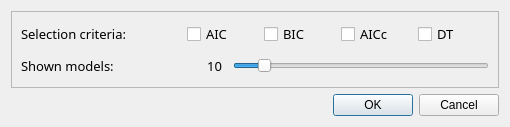
First picture: the form in src/gui/resultsexportdialog.ui, repository ddarriba/modeltest, before the edit.
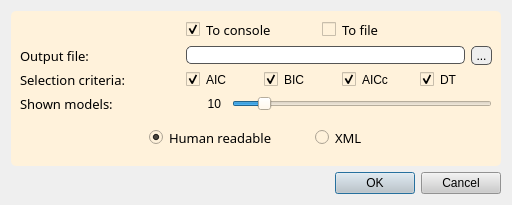
Second picture: the form after the edit.

Commit message: updated results export dialog

```diff
--- a/src/gui/resultsexportdialog.ui
+++ b/src/gui/resultsexportdialog.ui
@@ -6,8 +6,8 @@
    <rect>
     <x>0</x>
     <y>0</y>
-    <width>510</width>
-    <height>127</height>
+    <width>575</width>
+    <height>216</height>
    </rect>
   </property>
   <property name="sizePolicy">
@@ -19,9 +19,19 @@
   <property name="windowTitle">
    <string>Export options</string>
   </property>
+  <property name="styleSheet">
+   <string notr="true">background: qlineargradient(spread:pad, x1:0, y1:0, x2:0, y2:1, stop:0 #3c3b37, stop:0.55 #104BA9, stop:0.98 #000015, stop:1 #000015);
+QToolTip { color: #000s; border: none; }</string>
+  </property>
   <layout class="QVBoxLayout" name="verticalLayout">
+   <property name="sizeConstraint">
+    <enum>QLayout::SetFixedSize</enum>
+   </property>
    <item>
-    <widget class="QFrame" name="frame">
+    <widget class="QFrame" name="frame_options">
+     <property name="styleSheet">
+      <string notr="true">background: #fff2db; border-radius: 5px;</string>
+     </property>
      <property name="frameShape">
       <enum>QFrame::StyledPanel</enum>
      </property>
@@ -29,8 +39,8 @@
       <enum>QFrame::Raised</enum>
      </property>
      <layout class="QGridLayout" name="gridLayout">
-      <item row="2" column="0">
-       <widget class="QLabel" name="label_3">
+      <item row="4" column="0">
+       <widget class="QLabel" name="lbl_nmodels">
         <property name="minimumSize">
          <size>
           <width>160</width>
@@ -54,8 +64,8 @@
         </property>
        </widget>
       </item>
-      <item row="0" column="1">
-       <widget class="QFrame" name="frame_2">
+      <item row="2" column="1">
+       <widget class="QFrame" name="frame_criteria">
         <property name="font">
          <font>
           <family>Courier 10 Pitch</family>
@@ -86,6 +96,9 @@
            <property name="text">
             <string>AIC</string>
            </property>
+           <property name="checked">
+            <bool>true</bool>
+           </property>
           </widget>
          </item>
          <item>
@@ -93,6 +106,9 @@
            <property name="text">
             <string>BIC</string>
            </property>
+           <property name="checked">
+            <bool>true</bool>
+           </property>
           </widget>
          </item>
          <item>
@@ -100,6 +116,9 @@
            <property name="text">
             <string>AICc</string>
            </property>
+           <property name="checked">
+            <bool>true</bool>
+           </property>
           </widget>
          </item>
          <item>
@@ -107,13 +126,16 @@
            <property name="text">
             <string>DT</string>
            </property>
+           <property name="checked">
+            <bool>true</bool>
+           </property>
           </widget>
          </item>
         </layout>
        </widget>
       </item>
-      <item row="0" column="0">
-       <widget class="QLabel" name="label_2">
+      <item row="2" column="0">
+       <widget class="QLabel" name="lbl_criteria">
         <property name="minimumSize">
          <size>
           <width>160</width>
@@ -137,8 +159,8 @@
         </property>
        </widget>
       </item>
-      <item row="2" column="1">
-       <widget class="QFrame" name="frame_3">
+      <item row="4" column="1">
+       <widget class="QFrame" name="frame_nmodels">
         <property name="font">
          <font>
           <family>Courier 10 Pitch</family>
@@ -202,11 +224,240 @@
         </layout>
        </widget>
       </item>
+      <item row="5" column="0" colspan="2">
+       <widget class="QFrame" name="frame_type">
+        <property name="frameShape">
+         <enum>QFrame::NoFrame</enum>
+        </property>
+        <property name="frameShadow">
+         <enum>QFrame::Raised</enum>
+        </property>
+        <layout class="QHBoxLayout" name="horizontalLayout_4">
+         <item>
+          <spacer name="spacer_type_left">
+           <property name="orientation">
+            <enum>Qt::Horizontal</enum>
+           </property>
+           <property name="sizeHint" stdset="0">
+            <size>
+             <width>40</width>
+             <height>20</height>
+            </size>
+           </property>
+          </spacer>
+         </item>
+         <item>
+          <widget class="QRadioButton" name="rad_human">
+           <property name="minimumSize">
+            <size>
+             <width>160</width>
+             <height>0</height>
+            </size>
+           </property>
+           <property name="maximumSize">
+            <size>
+             <width>160</width>
+             <height>16777215</height>
+            </size>
+           </property>
+           <property name="font">
+            <font>
+             <family>Courier 10 Pitch</family>
+             <pointsize>10</pointsize>
+            </font>
+           </property>
+           <property name="text">
+            <string>Human readable</string>
+           </property>
+           <property name="checked">
+            <bool>true</bool>
+           </property>
+          </widget>
+         </item>
+         <item>
+          <widget class="QRadioButton" name="rad_xml">
+           <property name="font">
+            <font>
+             <family>Courier 10 Pitch</family>
+             <pointsize>10</pointsize>
+            </font>
+           </property>
+           <property name="text">
+            <string>XML</string>
+           </property>
+           <property name="checked">
+            <bool>false</bool>
+           </property>
+          </widget>
+         </item>
+         <item>
+          <spacer name="spacer_type_right">
+           <property name="orientation">
+            <enum>Qt::Horizontal</enum>
+           </property>
+           <property name="sizeHint" stdset="0">
+            <size>
+             <width>40</width>
+             <height>20</height>
+            </size>
+           </property>
+          </spacer>
+         </item>
+        </layout>
+       </widget>
+      </item>
+      <item row="1" column="0">
+       <widget class="QLabel" name="lbl_outfile">
+        <property name="font">
+         <font>
+          <family>Courier 10 Pitch</family>
+          <pointsize>10</pointsize>
+         </font>
+        </property>
+        <property name="text">
+         <string>Output file:</string>
+        </property>
+       </widget>
+      </item>
+      <item row="1" column="1">
+       <widget class="QFrame" name="frame_outfile">
+        <property name="frameShape">
+         <enum>QFrame::NoFrame</enum>
+        </property>
+        <property name="frameShadow">
+         <enum>QFrame::Raised</enum>
+        </property>
+        <layout class="QHBoxLayout" name="horizontalLayout_3">
+         <property name="leftMargin">
+          <number>0</number>
+         </property>
+         <property name="topMargin">
+          <number>0</number>
+         </property>
+         <property name="rightMargin">
+          <number>0</number>
+         </property>
+         <property name="bottomMargin">
+          <number>0</number>
+         </property>
+         <item>
+          <widget class="QLineEdit" name="txt_outfile">
+           <property name="styleSheet">
+            <string notr="true">background: #fff; border-radius: 5px; border: 1px solid #555 ;</string>
+           </property>
+          </widget>
+         </item>
+         <item>
+          <widget class="QToolButton" name="tool_outfile">
+           <property name="styleSheet">
+            <string notr="true">border: 1px solid #555; background: #eee;</string>
+           </property>
+           <property name="text">
+            <string>...</string>
+           </property>
+          </widget>
+         </item>
+        </layout>
+       </widget>
+      </item>
+      <item row="0" column="1">
+       <widget class="QFrame" name="frame_whereto">
+        <property name="frameShape">
+         <enum>QFrame::NoFrame</enum>
+        </property>
+        <property name="frameShadow">
+         <enum>QFrame::Raised</enum>
+        </property>
+        <layout class="QHBoxLayout" name="horizontalLayout_5">
+         <property name="leftMargin">
+          <number>0</number>
+         </property>
+         <property name="topMargin">
+          <number>0</number>
+         </property>
+         <property name="rightMargin">
+          <number>0</number>
+         </property>
+         <property name="bottomMargin">
+          <number>0</number>
+         </property>
+         <item>
+          <widget class="QCheckBox" name="cb_toconsole">
+           <property name="minimumSize">
+            <size>
+             <width>130</width>
+             <height>0</height>
+            </size>
+           </property>
+           <property name="maximumSize">
+            <size>
+             <width>130</width>
+             <height>16777215</height>
+            </size>
+           </property>
+           <property name="font">
+            <font>
+             <family>Courier 10 Pitch</family>
+             <pointsize>10</pointsize>
+            </font>
+           </property>
+           <property name="text">
+            <string>To console</string>
+           </property>
+           <property name="checked">
+            <bool>true</bool>
+           </property>
+          </widget>
+         </item>
+         <item>
+          <widget class="QCheckBox" name="cb_tofile">
+           <property name="minimumSize">
+            <size>
+             <width>130</width>
+             <height>0</height>
+            </size>
+           </property>
+           <property name="maximumSize">
+            <size>
+             <width>130</width>
+             <height>16777215</height>
+            </size>
+           </property>
+           <property name="font">
+            <font>
+             <family>Courier 10 Pitch</family>
+             <pointsize>10</pointsize>
+            </font>
+           </property>
+           <property name="text">
+            <string>To file</string>
+           </property>
+          </widget>
+         </item>
+         <item>
+          <spacer name="horizontalSpacer">
+           <property name="orientation">
+            <enum>Qt::Horizontal</enum>
+           </property>
+           <property name="sizeHint" stdset="0">
+            <size>
+             <width>40</width>
+             <height>20</height>
+            </size>
+           </property>
+          </spacer>
+         </item>
+        </layout>
+       </widget>
+      </item>
      </layout>
     </widget>
    </item>
    <item>
-    <widget class="QDialogButtonBox" name="buttonBox">
+    <widget class="QDialogButtonBox" name="box_buttons">
+     <property name="styleSheet">
+      <string notr="true">background: #ccc;</string>
+     </property>
      <property name="orientation">
       <enum>Qt::Horizontal</enum>
      </property>
```
Left out of the diff: 22 changed lines with no effect on the pictures. The commit also changes 7 other files.
